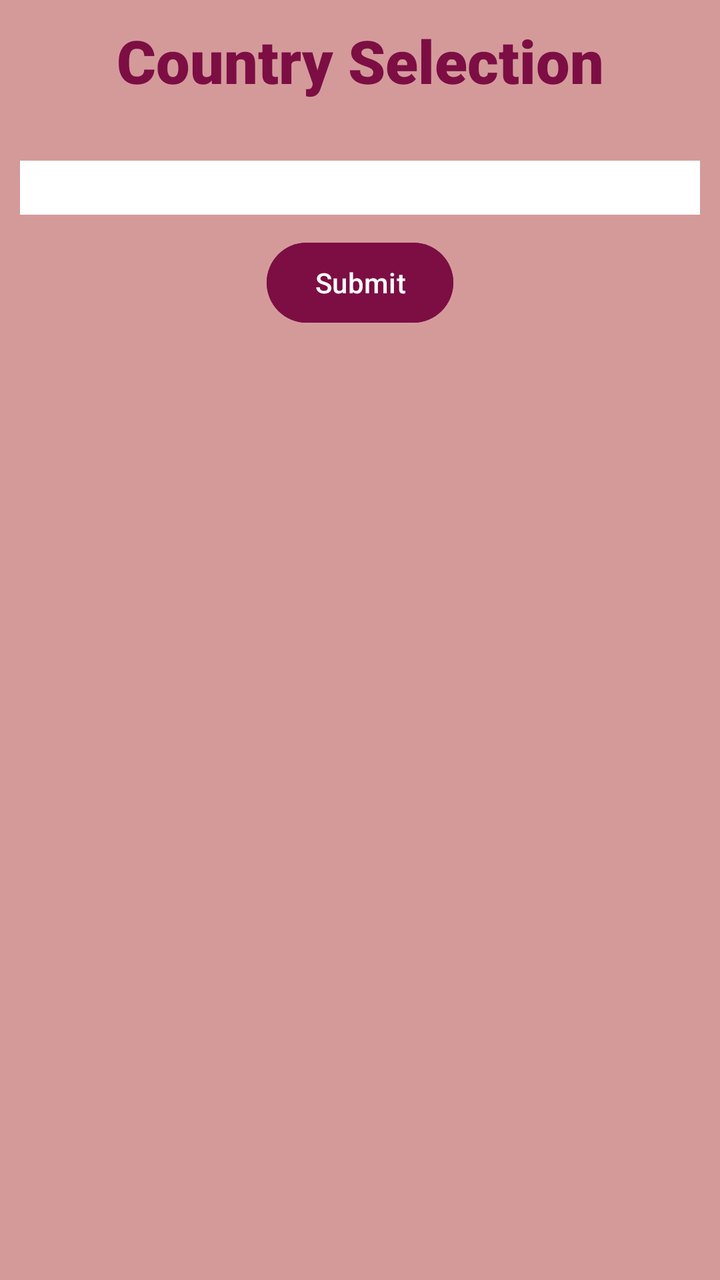
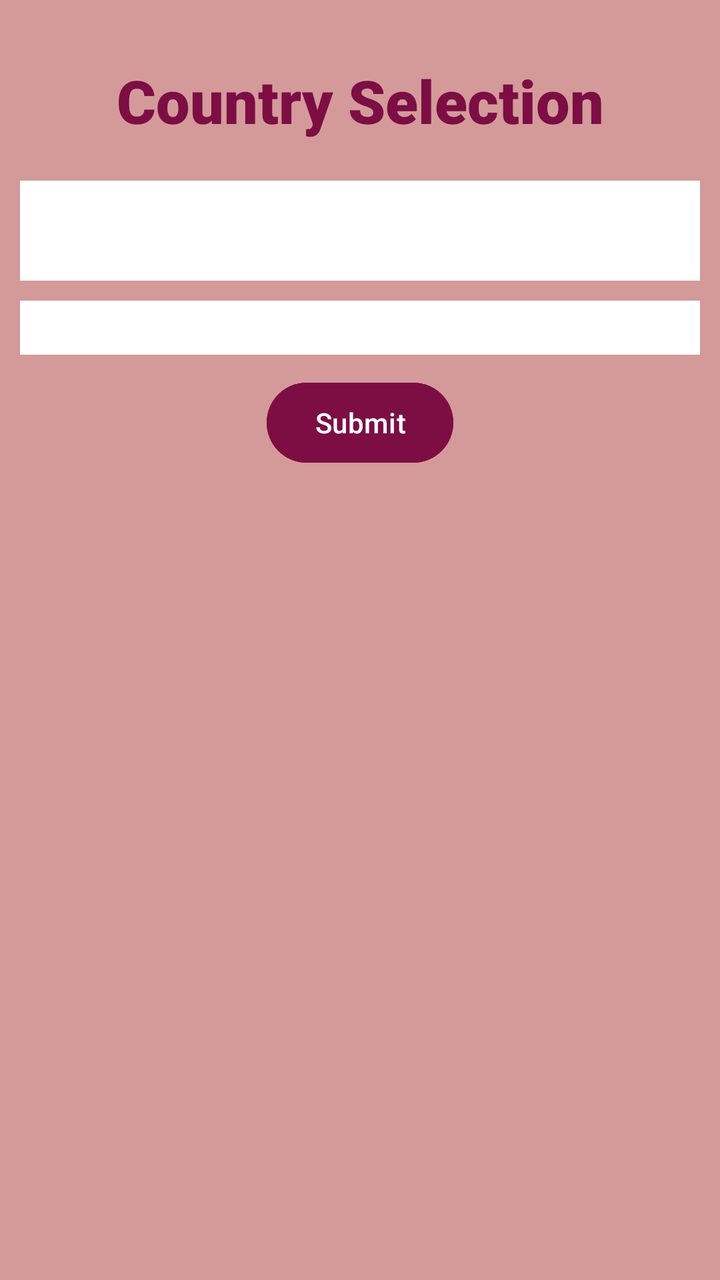

An Android layout rendered at two revisions. The XML below is the earlier revision; the diff shows what the commit changed to produce the second picture.
<!-- AndroidManifest.xml: application theme Theme.MADlab8spinner -->
<!-- res/layout/activity_main.xml -->
<?xml version="1.0" encoding="utf-8"?>
<androidx.constraintlayout.widget.ConstraintLayout xmlns:android="http://schemas.android.com/apk/res/android"
    xmlns:app="http://schemas.android.com/apk/res-auto"
    xmlns:tools="http://schemas.android.com/tools"
    android:id="@+id/main"
    android:background="#D49A9A"
    android:layout_width="match_parent"
    android:layout_height="match_parent"
    tools:context=".MainActivity">

    <TextView
        android:layout_width="match_parent"
        android:layout_height="wrap_content"
        android:text="@string/country_selection"
        android:textAlignment="center"
        android:layout_marginHorizontal="10dp"
        android:id="@+id/heading"
        android:textSize="30sp"
        android:layout_marginTop="10dp"
        android:textColor="#7C0E44"
        android:textStyle="bold"
        android:fontFamily="sans-serif-black"
        app:layout_constraintStart_toStartOf="parent"
        app:layout_constraintEnd_toEndOf="parent"
        app:layout_constraintTop_toTopOf="parent"
    />

    <Spinner
        android:id="@+id/spin"
        android:layout_width="match_parent"
        android:layout_height="wrap_content"
        android:layout_marginTop="20dp"
        android:textAlignment="center"
        android:layout_marginHorizontal="10dp"
        android:background="@color/white"
        app:layout_constraintEnd_toEndOf="parent"
        app:layout_constraintStart_toStartOf="parent"
        app:layout_constraintTop_toBottomOf="@id/heading" />

    <TextView
        android:layout_width="match_parent"
        android:layout_height="wrap_content"
        app:layout_constraintStart_toStartOf="parent"
        app:layout_constraintTop_toBottomOf="@id/spin"
        android:id="@+id/display"
        android:textSize="20sp"
        android:textColor="@color/black"
        android:textAlignment="center"
        android:background="@color/white"
        android:layout_margin="10dp"
    />

    <Button
        android:layout_width="wrap_content"
        android:layout_height="wrap_content"
        android:id="@+id/submit"
        app:layout_constraintTop_toBottomOf="@id/display"
        app:layout_constraintStart_toStartOf="parent"
        app:layout_constraintEnd_toEndOf="parent"
        android:backgroundTint="#7C0E44"
        android:layout_margin="10dp"
        android:text="@string/submit"
        android:textColor="@color/white"
    />


</androidx.constraintlayout.widget.ConstraintLayout>
<!-- resources referenced by this layout -->
<resources>
  <color name="black">#FF000000</color>
  <color name="white">#FFFFFFFF</color>
  <string name="country_selection">Country Selection</string>
  <string name="submit">Submit</string>
  <style name="Theme.MADlab8spinner" parent="Base.Theme.MADlab8spinner" />
  <style name="Base.Theme.MADlab8spinner" parent="Theme.Material3.DayNight.NoActionBar">
          
          
      </style>
</resources>

<!-- the commit's change to res/layout/activity_main.xml (unified diff, before → after) -->
@@ -16,7 +16,7 @@
         android:layout_marginHorizontal="10dp"
         android:id="@+id/heading"
         android:textSize="30sp"
-        android:layout_marginTop="10dp"
+        android:layout_marginTop="30dp"
         android:textColor="#7C0E44"
         android:textStyle="bold"
         android:fontFamily="sans-serif-black"
@@ -28,7 +28,7 @@
     <Spinner
         android:id="@+id/spin"
         android:layout_width="match_parent"
-        android:layout_height="wrap_content"
+        android:layout_height="50dp"
         android:layout_marginTop="20dp"
         android:textAlignment="center"
         android:layout_marginHorizontal="10dp"
